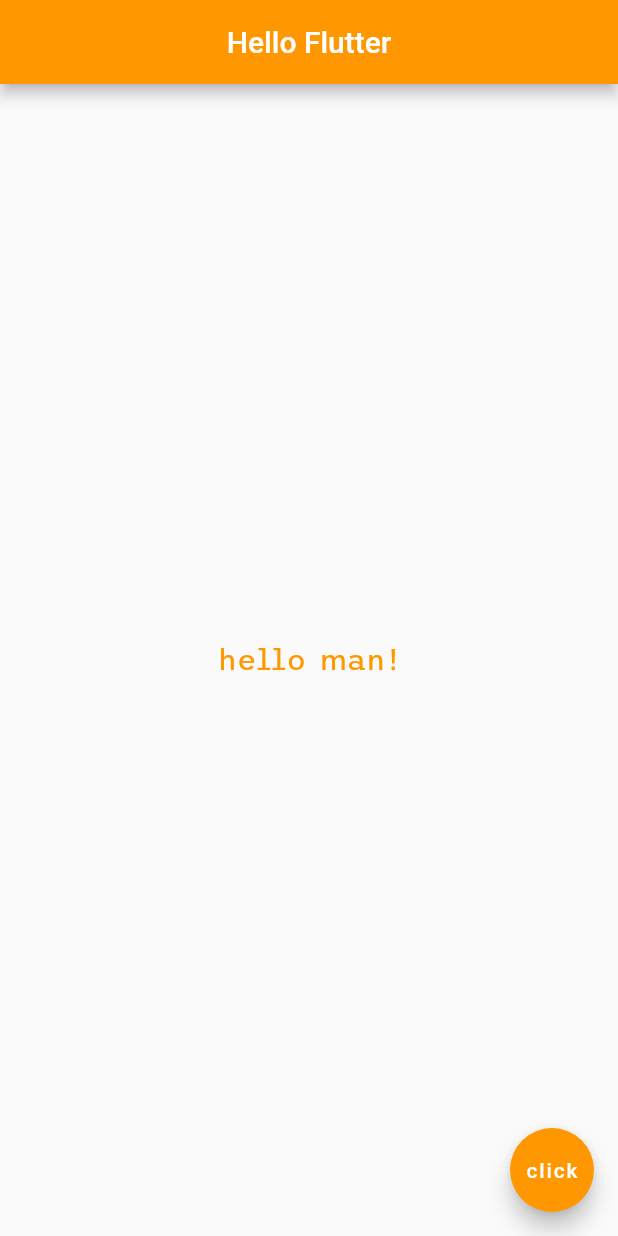
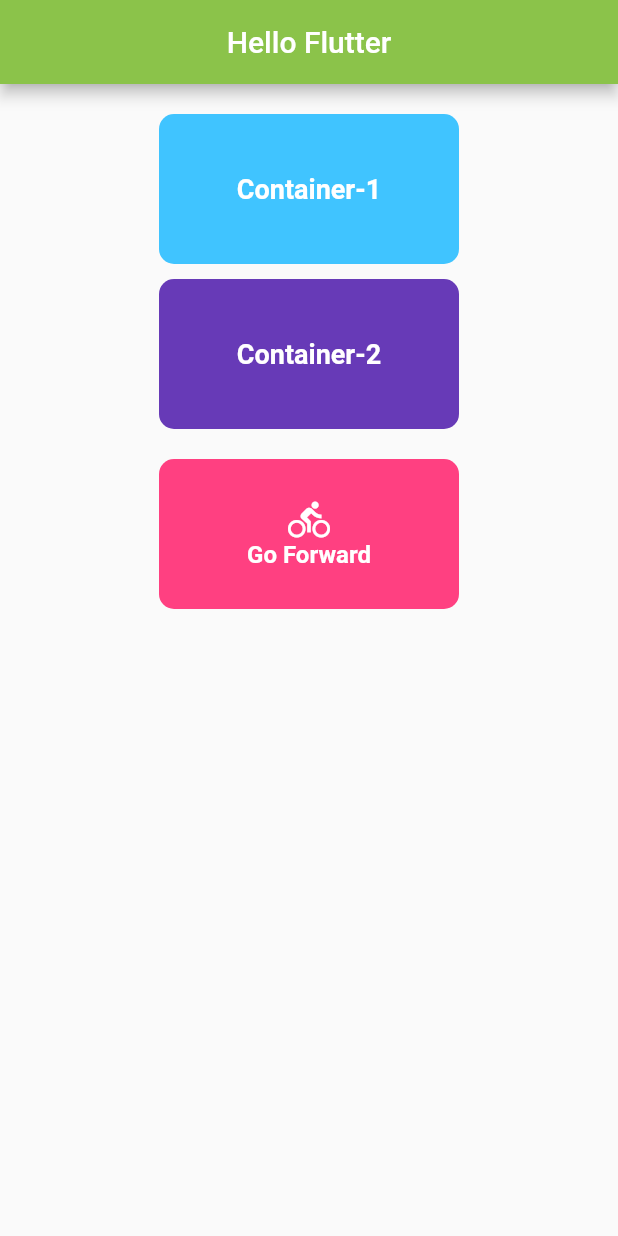
Before and after one commit to Yousuf7075/hello_flutter, a Flutter app: the screen it shows after launch, on a phone screen of 412 x 824 dp. Run offline on Flutter 3.47's test engine with Material 2 defaults, Android fonts, the phone set to English and light mode, and no system bars.

Commit message:
practice row column

```diff
--- a/lib/main.dart
+++ b/lib/main.dart
@@ -1,4 +1,5 @@
 
+import 'package:flutter/cupertino.dart';
 import 'package:flutter/material.dart';
 
 void main() => runApp(MaterialApp(
@@ -12,22 +13,87 @@ class Home extends StatelessWidget{
       appBar: AppBar(
         title: Text("Hello Flutter"),
         centerTitle: true,
-        backgroundColor: Colors.orange,
+        backgroundColor: Colors.lightGreen,
       ),
-      body: Center(
-        child: Text(
-          "hello man!",
-          style: TextStyle(
-              fontSize: 20,
-              color: Colors.orange,
-              fontFamily: "Trispace"
+      body: Column(
+        crossAxisAlignment: CrossAxisAlignment.center,
+          children: [
+            Center(
+              child:
+              Container(
+                alignment: Alignment.center,
+                margin: EdgeInsets.fromLTRB(0, 20, 0, 0),
+                height: 100,
+                width: 200,
+                decoration: BoxDecoration(
+                    color: Colors.lightBlueAccent,
+                    borderRadius: BorderRadius.circular(10)
+                ),
+                child: Text(
+                  "Container-1",
+                  style: TextStyle(
+                      color: Colors.white,
+                      fontSize: 18,
+                      fontWeight: FontWeight.w600
+                  ),
+                ),
+              ),
+            ),
+
+            Container(
+              alignment: Alignment.center,
+              margin: EdgeInsets.fromLTRB(0, 10, 0, 0),
+              height: 100,
+              width: 200,
+              decoration: BoxDecoration(
+                  color: Colors.deepPurple,
+                  borderRadius: BorderRadius.circular(10)
+              ),
+              child: Text(
+                "Container-2",
+                style: TextStyle(
+                    color: Colors.white,
+                    fontSize: 18,
+                    fontWeight: FontWeight.w600
+                ),
+              ),
+            ),
+            Card()
+          ],
+      )
+    );
+  }
+}
+
+class Card extends StatelessWidget {
+  @override
+  Widget build(BuildContext context) {
+    return Container(
+      alignment: Alignment.center,
+      margin: EdgeInsets.fromLTRB(0, 20, 0, 0),
+      height: 100,
+      width: 200,
+      decoration: BoxDecoration(
+          color: Colors.pinkAccent,
+          borderRadius: BorderRadius.circular(10)
+      ),
+      child: Column(
+        mainAxisSize: MainAxisSize.min,
+        children: [
+          Icon(
+            Icons.directions_bike_outlined,
+            color: Colors.white,
+            size: 28.0,
           ),
-        ),
-      ),
-      floatingActionButton: FloatingActionButton(
-        child: Text("click"),
-        backgroundColor: Colors.orange,
-        onPressed: () {  },
+          Text(
+            'Go Forward',
+            style: TextStyle(
+              fontSize: 16,
+              fontWeight: FontWeight.bold,
+              color: Colors.white
+            ),
+          )
+        ],
       ),
     );
   }
```
